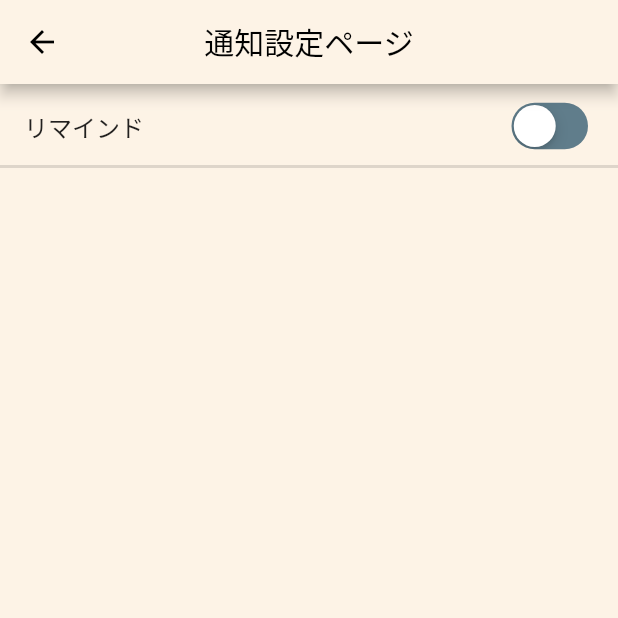
After one commit to YUSUKESUP/Task_Tracker, a Flutter app: the screen it shows after launch, after a tap on the "notifications" icon, on a phone screen of 412 x 824 dp, the top half of it. The commit adds this screen. Run offline on Flutter 3.47's test engine with Material 2 defaults, Android fonts, the phone set to English and light mode, and no system bars; our stand-ins replace cloud_firestore, firebase_core, flutter_heatmap_calendar, flutter_riverpod, flutter_slidable, google_fonts and 1 more; accounts and stored records are empty.

Commit message:
通知設定ページの追加

```diff
--- a/lib/pages/home_page.dart
+++ b/lib/pages/home_page.dart
@@ -1,6 +1,6 @@
 import 'package:cloud_firestore/cloud_firestore.dart';
 import 'package:firebase_crud/components/month_summary.dart';
-import 'package:firebase_crud/pages/setting_page.dart';
+import 'package:firebase_crud/pages/setting_notification.dart';
 import 'package:flutter/material.dart';
 import 'package:flutter_riverpod/flutter_riverpod.dart';
 import 'package:flutter_slidable/flutter_slidable.dart';
@@ -29,6 +29,7 @@ class HomePage extends ConsumerWidget {
     final bool isChecked = ref.watch(_isCheckedProvider);
 
 
+
     return Scaffold(
       backgroundColor: Color(0xffFDF3E6),
       appBar: AppBar(
@@ -45,18 +46,18 @@ class HomePage extends ConsumerWidget {
           actions: [
             Padding(
               padding: const EdgeInsets.only(right: 8.0),
-              // child: IconButton(
-              //   icon: Icon(Icons.settings),
-              //   color: Colors.black,
-              //   onPressed: () =>
-              //       Navigator.of(context).push(
-              //         MaterialPageRoute(
-              //           builder: (context) {
-              //             return SettingPage(); // 遷移先の画面widgetを指定
-              //           },
-              //         ),
-              //       ),
-              // ),
+              child: IconButton(
+                icon: Icon(Icons.notifications),
+                color: Colors.black,
+                onPressed: () =>
+                    Navigator.of(context).push(
+                      MaterialPageRoute(
+                        builder: (context) {
+                          return const SettingNotificationPage(); // 遷移先の画面widgetを指定
+                        },
+                      ),
+                    ),
+              ),
             ),
           ]),
       body: Padding(
@@ -119,7 +120,7 @@ class HomePage extends ConsumerWidget {
                                                       Navigator.pop(context);
                                                     },
                                                     child: Text('編集')),
-                                                SizedBox(height: 20),
+                                                SizedBox(height: 40),
                                                 ElevatedButton(
                                                   child: const Text('閉じる'),
                                                   onPressed: () =>
@@ -154,13 +155,21 @@ class HomePage extends ConsumerWidget {
                             height: 60,
                             child: ListTile(
                               leading: Checkbox(
-                                activeColor: Colors.red,
+                                activeColor: Colors.black,
                                 value: document['isDone'],
                                 onChanged: (bool? value) {
                                   FirebaseFirestore.instance.collection('memos').doc(document.id).update({'isDone':value});
                                 },
                               ),
-                              title: Text(document['text']),
+                              title: Text(document['text'],
+                              //     style: TextStyle(
+                              //    decoration: if (value == true) {
+                              //     TextDecoration.lineThrough
+                              //     } else {
+                              //     TextDecoration.none
+                              //     }
+                              // ),
+                                ),
                             ),
                           ),
                         ),
@@ -204,7 +213,7 @@ class HomePage extends ConsumerWidget {
                           ),
                         ),
                       ),
-                      const SizedBox(height: 20),
+                      const SizedBox(height: 40),
                       InkWell(
                         onTap: () {
                           ref
--- /dev/null
+++ b/lib/pages/setting_notification.dart
@@ -0,0 +1,82 @@
+import 'package:flutter/cupertino.dart';
+import 'package:flutter/material.dart';
+import 'package:shared_preferences/shared_preferences.dart';
+
+class SettingNotificationPage extends StatefulWidget {
+  const SettingNotificationPage({Key? key}) : super(key: key);
+
+  @override
+  State<SettingNotificationPage> createState() => _SettingNotificationPageState();
+}
+
+class _SettingNotificationPageState extends State<SettingNotificationPage> {
+
+  var _likeSwitch = false;
+
+
+  _saveBool(String key, bool value) async {
+    var prefs = await SharedPreferences.getInstance();
+    prefs.setBool(key, value);
+  }
+
+  _restoreValues() async {
+    var prefs = await SharedPreferences.getInstance();
+    setState(() {
+      _likeSwitch = prefs.getBool('bool1') ?? false;
+
+    });
+  }
+
+  @override
+  void initState() {
+    _restoreValues();
+    super.initState();
+  }
+
+  @override
+  Widget build(BuildContext context) {
+
+    const divider = Divider(
+      thickness: 2,
+      height: 0,
+      color: Colors.black12,
+    );
+
+    return Scaffold(
+      backgroundColor: Color(0xffFDF3E6),
+      appBar: AppBar(
+        backgroundColor: Color(0xffFDF3E6),centerTitle: true,
+          leading: IconButton(
+            color: Colors.black,
+            icon: Icon(Icons.arrow_back),
+            onPressed: (){
+              Navigator.pop(context);
+            },
+          ),
+          title: Text('通知設定ページ',
+            style: TextStyle(color: Colors.black),
+          ),
+
+      ),
+      body: ListView(
+        children: [
+          ListTile(
+            trailing: CupertinoSwitch(
+              activeColor: Colors.pink,
+              trackColor: Colors.blueGrey,
+              value: _likeSwitch,
+              onChanged: (value){
+                setState(() {
+                  _likeSwitch = value;
+                  _saveBool('bool1', value);
+                });
+              },
+            ),
+            title: Text('リマインド'),
+          ),
+          divider,
+        ],
+      ),
+    );
+  }
+}
--- a/pubspec.yaml
+++ b/pubspec.yaml
@@ -43,6 +43,7 @@ dependencies:
   google_fonts: ^4.0.3
   go_router: ^6.5.0
   url_launcher: ^6.1.10
+  shared_preferences: ^2.0.20
 
 dev_dependencies:
   flutter_test:
```
Also changed, not shown: lib/pages/setting_page.dart (deleted, +0 -144 lines), pubspec.lock, 1 other file.
